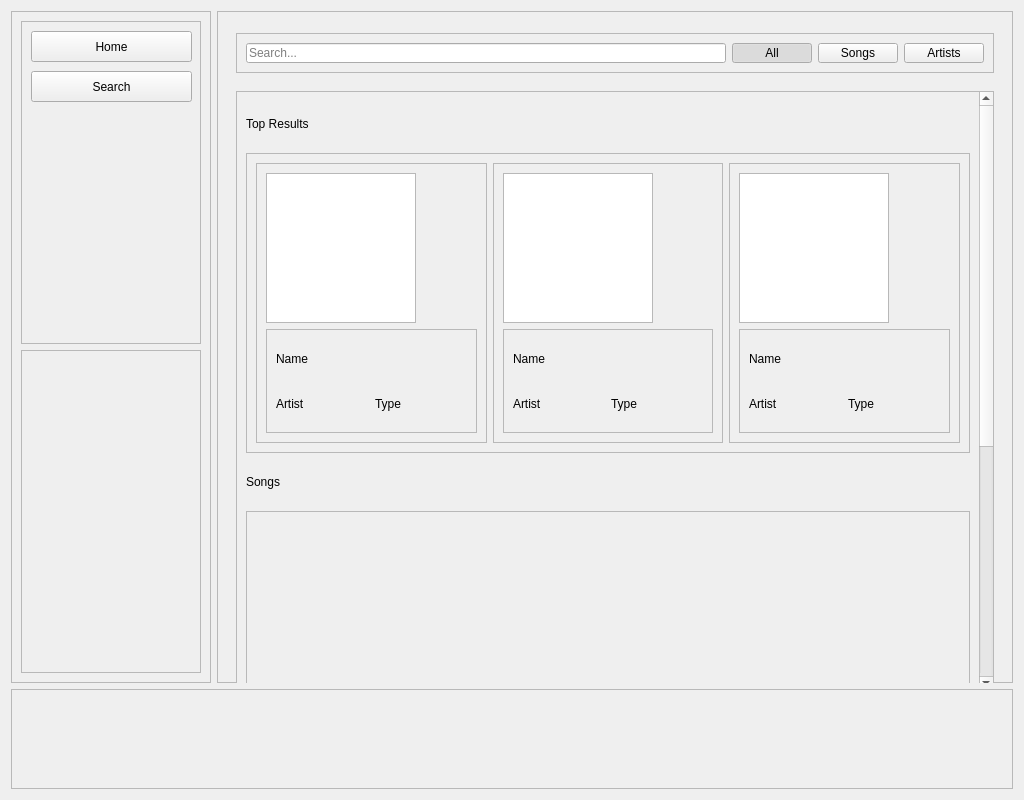
First picture: the form in new/main.ui, repository Nmstr/Auralium, before the edit.
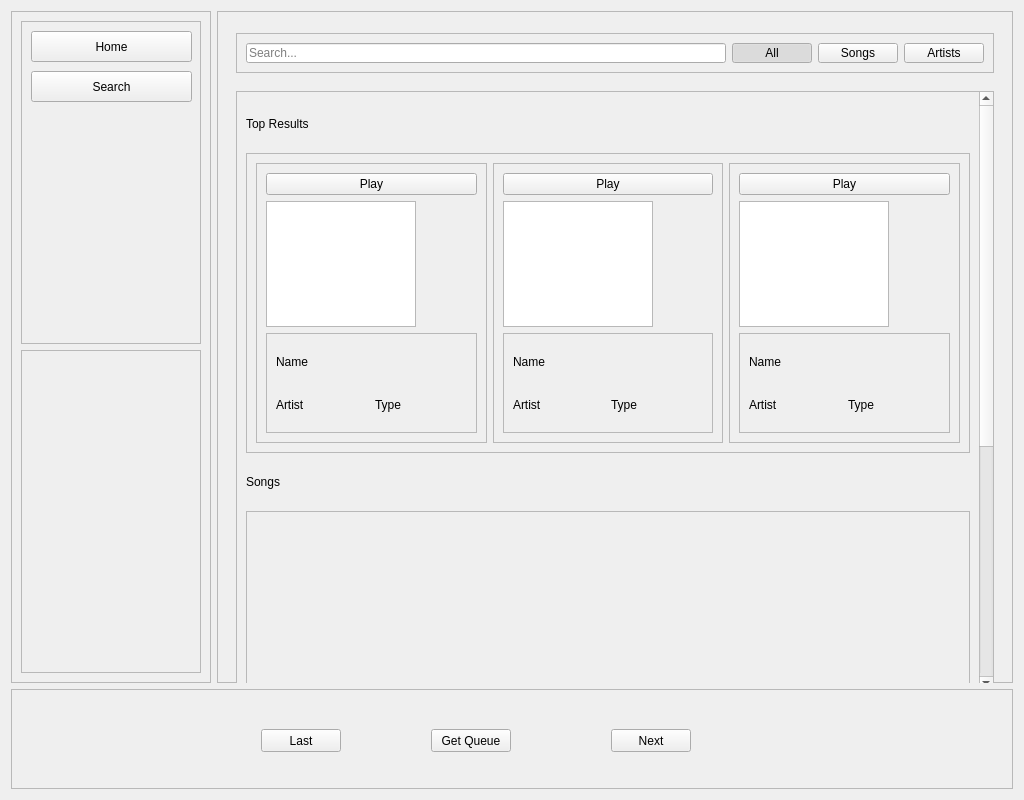
Second picture: the form after the edit.

Commit message: basic queue added

What changed in the file:
```diff
--- a/new/main.ui
+++ b/new/main.ui
@@ -46,6 +46,45 @@
      <property name="frameShadow">
       <enum>QFrame::Raised</enum>
      </property>
+     <widget class="QPushButton" name="musicControlsNext">
+      <property name="geometry">
+       <rect>
+        <x>600</x>
+        <y>40</y>
+        <width>80</width>
+        <height>23</height>
+       </rect>
+      </property>
+      <property name="text">
+       <string>Next</string>
+      </property>
+     </widget>
+     <widget class="QPushButton" name="musicControlsLast">
+      <property name="geometry">
+       <rect>
+        <x>250</x>
+        <y>40</y>
+        <width>80</width>
+        <height>23</height>
+       </rect>
+      </property>
+      <property name="text">
+       <string>Last</string>
+      </property>
+     </widget>
+     <widget class="QPushButton" name="musicControlsGetQueue">
+      <property name="geometry">
+       <rect>
+        <x>420</x>
+        <y>40</y>
+        <width>80</width>
+        <height>23</height>
+       </rect>
+      </property>
+      <property name="text">
+       <string>Get Queue</string>
+      </property>
+     </widget>
     </widget>
    </item>
    <item row="0" column="0">
@@ -358,8 +397,21 @@
                     <enum>QFrame::Raised</enum>
                    </property>
                    <layout class="QVBoxLayout" name="verticalLayout_5">
+                    <item>
+                     <widget class="QPushButton" name="searchTopResults0Play">
+                      <property name="text">
+                       <string>Play</string>
+                      </property>
+                     </widget>
+                    </item>
                     <item>
                      <widget class="QGraphicsView" name="searchTopResults0Img">
+                      <property name="minimumSize">
+                       <size>
+                        <width>0</width>
+                        <height>0</height>
+                       </size>
+                      </property>
                       <property name="maximumSize">
                        <size>
                         <width>150</width>
@@ -425,6 +477,13 @@
                     <enum>QFrame::Raised</enum>
                    </property>
                    <layout class="QVBoxLayout" name="verticalLayout_6">
+                    <item>
+                     <widget class="QPushButton" name="searchTopResults1Play">
+                      <property name="text">
+                       <string>Play</string>
+                      </property>
+                     </widget>
+                    </item>
                     <item>
                      <widget class="QGraphicsView" name="searchTopResults1Img">
                       <property name="maximumSize">
@@ -486,6 +545,13 @@
                     <enum>QFrame::Raised</enum>
                    </property>
                    <layout class="QVBoxLayout" name="verticalLayout_7">
+                    <item>
+                     <widget class="QPushButton" name="searchTopResults2Play">
+                      <property name="text">
+                       <string>Play</string>
+                      </property>
+                     </widget>
+                    </item>
                     <item>
                      <widget class="QGraphicsView" name="searchTopResults2Img">
                       <property name="maximumSize">
```
The commit also changes 2 other files.
